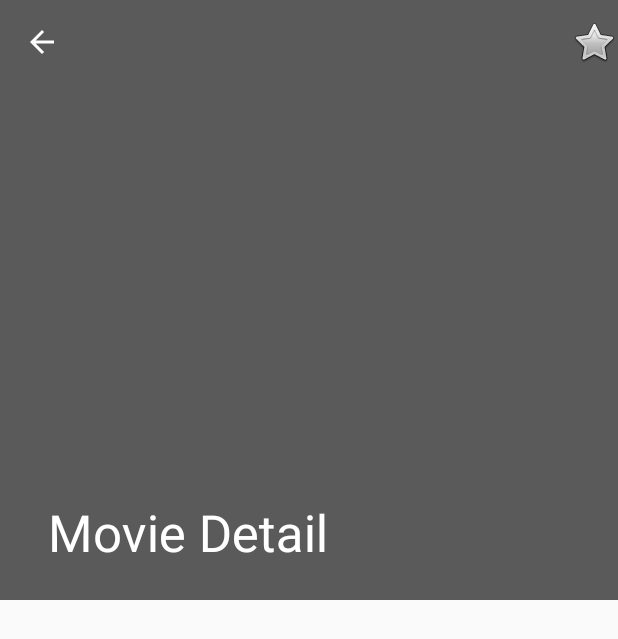
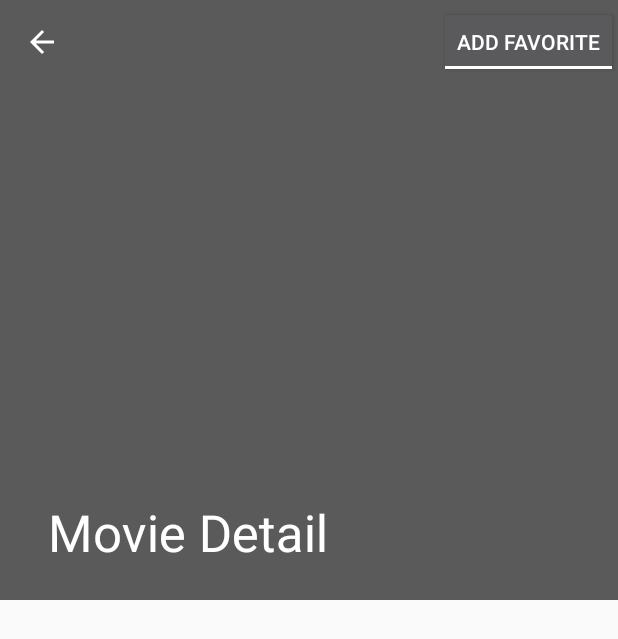
Before and after one commit to fabianlupa/and-popular-movies, an Android app: the MovieDetailActivity screen opened directly, with no data from a screen before it, on a phone screen of 412 x 824 dp. Shown: the top 639 px of the screen. Run offline under Robolectric (Android 15) with nearby library versions, the phone set to English and light mode, and no system bars; our stand-ins replace Picasso; pictures from the network do not load; 2 statements that could not run were skipped.

Commit message:
Swap favor ImageButton for ToggleButton

```diff
--- a/app/src/main/res/layout/activity_movie_detail.xml
+++ b/app/src/main/res/layout/activity_movie_detail.xml
@@ -36,16 +36,18 @@
                 android:layout_width="match_parent"
                 android:layout_height="?attr/actionBarSize"
                 app:layout_collapseMode="pin"
-                app:popupTheme="@style/ThemeOverlay.AppCompat.Light" >
-                    <ImageButton
-                        android:background="#00ffffff"
-                        android:layout_width="wrap_content"
-                        android:layout_height="wrap_content"
-                        android:layout_gravity="center_horizontal"
-                        android:checkable="true"
-                        android:src="@android:drawable/btn_star"
-                        android:onClick="swapFavoriteStatus"/>
-                </android.support.v7.widget.Toolbar>
+                app:popupTheme="@style/ThemeOverlay.AppCompat.Light">
+
+                <ToggleButton
+                    android:id="@+id/detail_favorite_toggle"
+                    android:layout_width="wrap_content"
+                    android:layout_height="wrap_content"
+                    android:layout_gravity="end"
+                    android:onClick="swapFavoriteStatus"
+                    android:textOff="@string/add_favorite"
+                    android:textOn="@string/remove_favorite" />
+
+            </android.support.v7.widget.Toolbar>
 
         </android.support.design.widget.CollapsingToolbarLayout>
 
--- a/app/src/main/res/values/strings.xml
+++ b/app/src/main/res/values/strings.xml
@@ -4,4 +4,6 @@
     <string name="menu_sort_popular">Popular</string>
     <string name="menu_sort_top_rated">Top Rated</string>
     <string name="menu_sort_favorites">Favorites</string>
+    <string name="add_favorite">Add favorite</string>
+    <string name="remove_favorite">Remove favorite</string>
 </resources>
```
